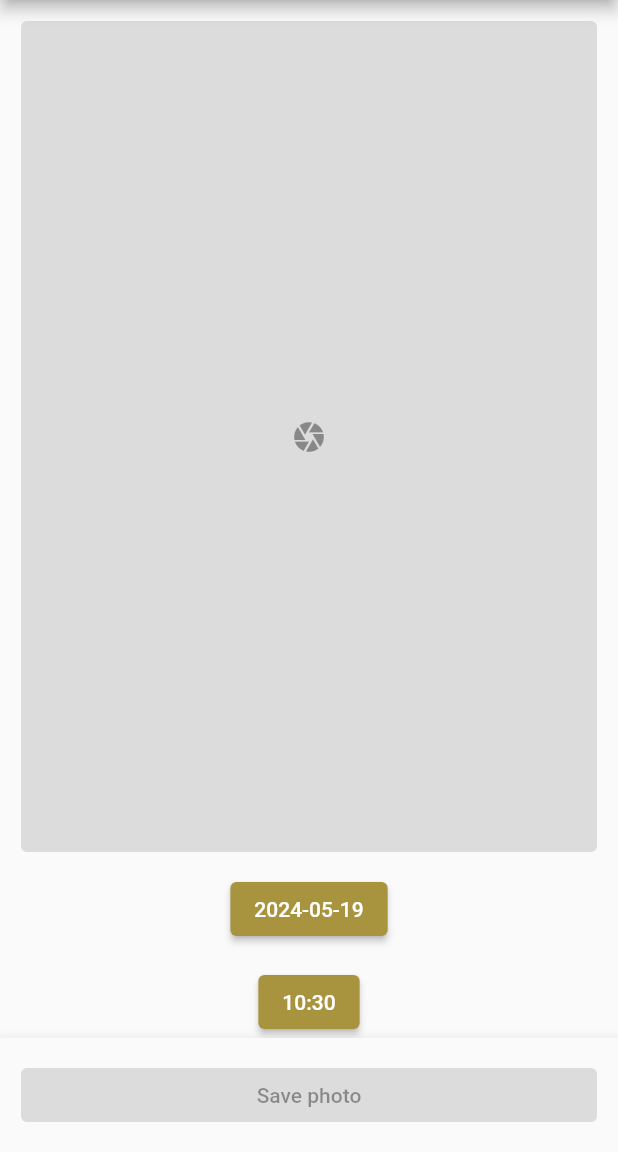
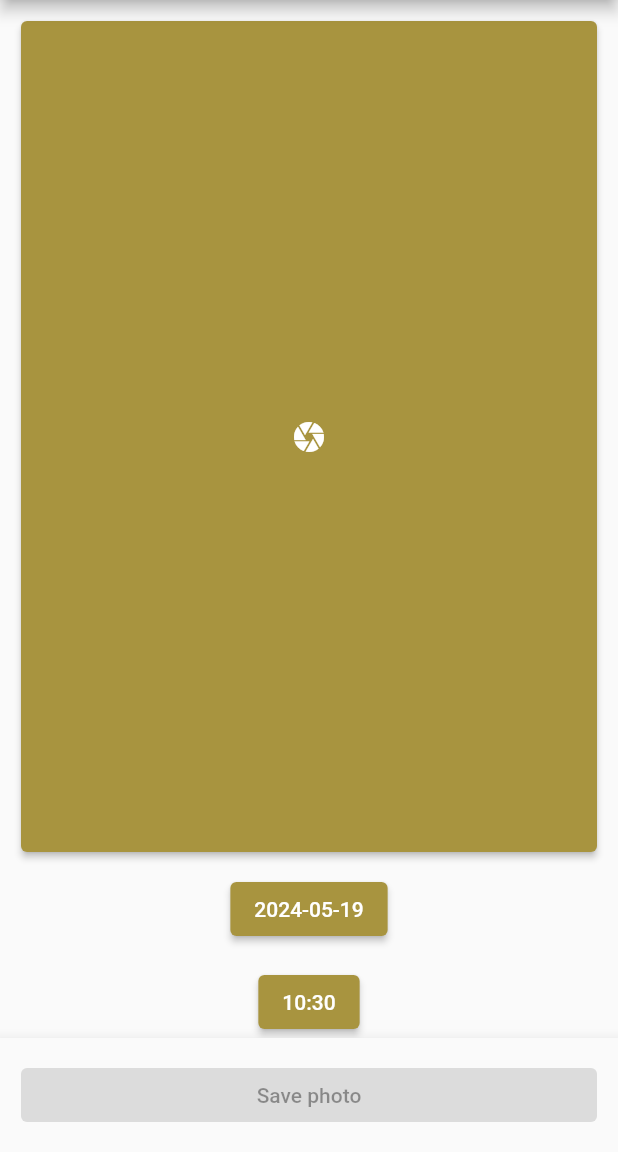
Before and after one commit to GuiRitter/PunchClockPhotoGrapherApp, a Flutter app: the PhotoPage widget shown alone on an empty page, opened directly, on a phone screen of 412 x 824 dp, the part 84-1236 px from its top. Run offline on Flutter 3.47's test engine with Material 3 defaults, Android fonts, the phone set to English and light mode, and no system bars; our stand-ins replace dio, flutter_redux, image_picker, redux, redux_thunk, shared_preferences; accounts and stored records are empty; generated files the repository leaves out were written again.

Commit message:
added photo to state

```diff
--- a/lib/models/state.model.dart
+++ b/lib/models/state.model.dart
@@ -96,6 +96,20 @@ class StateModel {
     );
   }
 
+  StateModel withPhotoFile({
+    required XFile photoFile,
+  }) =>
+      StateModel(
+        loadingTagList: loadingTagList,
+        themeMode: themeMode,
+        token: token,
+        list: list,
+        state: state,
+        date: date,
+        time: time,
+        photoFile: photoFile,
+      );
+
   StateModel withState({
     required StateEnum state,
   }) {
--- a/lib/redux/main.reducer.dart
+++ b/lib/redux/main.reducer.dart
@@ -3,7 +3,7 @@ import 'package:provider/provider.dart' show Provider;
 import 'package:punch_clock_photo_grapher_app/models/models.import.dart'
     show StateModel;
 import 'package:punch_clock_photo_grapher_app/redux/data.action.dart'
-    show DataAction, SetDateAction, SetTimeAction;
+    show DataAction, SetDateAction, SetPhotoAction, SetTimeAction;
 import 'package:punch_clock_photo_grapher_app/redux/loading.action.dart'
     show AddLoadingAction, CancelLoadingAction, RemoveLoadingAction;
 import 'package:punch_clock_photo_grapher_app/redux/navigation.action.dart'
@@ -60,6 +60,9 @@ StateModel reducer(
     SetDateAction: () => stateModel.withDate(
           date: (action as SetDateAction).date,
         ),
+    SetPhotoAction: () => stateModel.withPhotoFile(
+          photoFile: (action as SetPhotoAction).photoFile,
+        ),
     SetTimeAction: () => stateModel.withTime(
           time: (action as SetTimeAction).time,
         ),
--- a/lib/ui/pages/photo.page.dart
+++ b/lib/ui/pages/photo.page.dart
@@ -23,6 +23,8 @@ import 'package:flutter/material.dart'
         showDatePicker,
         showTimePicker;
 import 'package:flutter_redux/flutter_redux.dart' show StoreConnector;
+import 'package:image_picker/image_picker.dart'
+    show ImagePicker, ImageSource, XFile;
 import 'package:punch_clock_photo_grapher_app/common/common.import.dart'
     show StateEnum, l10n;
 import 'package:punch_clock_photo_grapher_app/models/models.import.dart'
@@ -77,10 +79,13 @@ class PhotoPage extends StatelessWidget {
           initialTime: photoModel.time,
         );
 
-    const takePhotoButton = ElevatedButton(
-      // TODO
-      onPressed: null,
-      child: Icon(
+    onTakePhotoPressed() => takePhoto(
+          context: context,
+        );
+
+    final takePhotoButton = ElevatedButton(
+      onPressed: onTakePhotoPressed,
+      child: const Icon(
         Icons.camera,
       ),
     );
@@ -110,15 +115,19 @@ class PhotoPage extends StatelessWidget {
                 children: [
                   Expanded(
                     child: (photoModel.photoFile != null)
-                        ? const Row(
+                        ? Row(
+                            crossAxisAlignment: CrossAxisAlignment.stretch,
                             children: [
-                              Expanded(
+                              const Expanded(
                                 child: Placeholder(),
+                              ),
+                              SizedBox.square(
+                                dimension: fieldPadding,
                               ),
                               takePhotoButton,
                             ],
                           )
-                        : const Stack(
+                        : Stack(
                             fit: StackFit.expand,
                             children: [
                               takePhotoButton,
@@ -200,4 +209,24 @@ class PhotoPage extends StatelessWidget {
       ),
     );
   }
+
+  takePhoto({
+    required BuildContext context,
+  }) async {
+    final dispatch = getDispatch(
+      context: context,
+    );
+
+    final ImagePicker picker = ImagePicker();
+
+    final XFile? photoFile = await picker.pickImage(
+      source: ImageSource.camera,
+    );
+
+    dispatch(
+      data_action.setPhotoFile(
+        photoFile: photoFile,
+      ),
+    );
+  }
 }
--- a/pubspec.yaml
+++ b/pubspec.yaml
@@ -16,7 +16,7 @@ publish_to: 'none' # Remove this line if you wish to publish to pub.dev
 # https://developer.apple.com/library/archive/documentation/General/Reference/InfoPlistKeyReference/Articles/CoreFoundationKeys.html
 # In Windows, build-name is used as the major, minor, and patch parts
 # of the product and file versions while build-number is used as the build suffix.
-version: 0.6.7+37
+version: 0.6.8+38
 
 environment:
   sdk: '>=3.1.5 <4.0.0'
```
Also changed, not shown: lib/redux/data.action.dart (+26 -0 lines), pubspec.lock.
